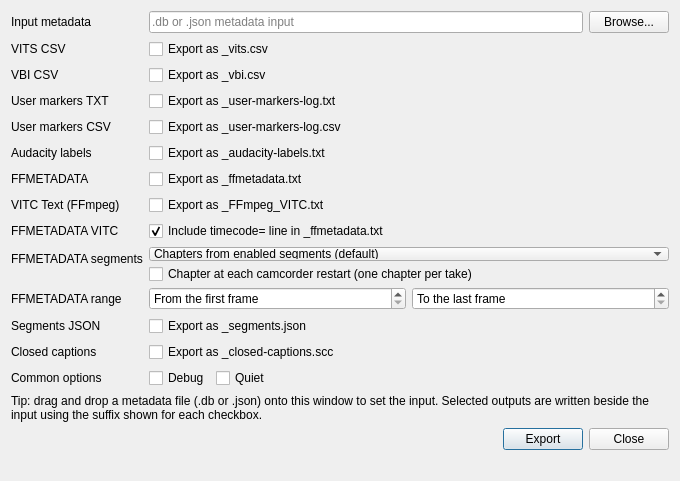
First picture: the form in src/tbc-export-metadata/metadataexportdialog.ui, repository GDH-Technologies/tbc-tools, before the edit.
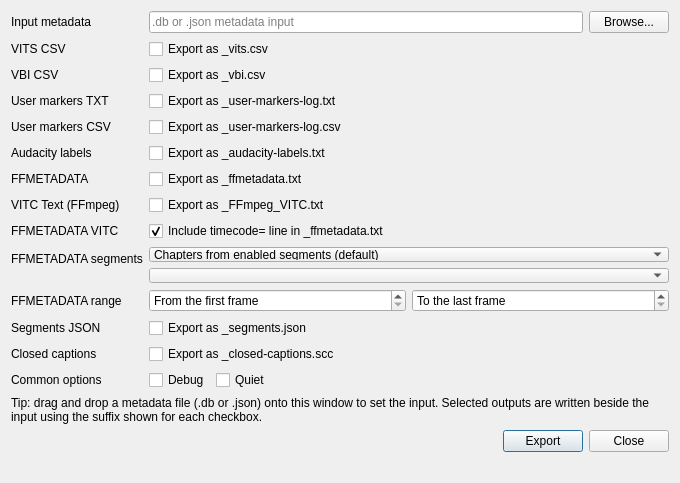
Second picture: the form after the edit.

```diff
--- a/src/tbc-export-metadata/metadataexportdialog.ui
+++ b/src/tbc-export-metadata/metadataexportdialog.ui
@@ -200,11 +200,7 @@
         </widget>
        </item>
        <item>
-        <widget class="QCheckBox" name="ffmetadataRestartChaptersCheckBox">
-         <property name="text">
-          <string>Chapter at each camcorder restart (one chapter per take)</string>
-         </property>
-        </widget>
+        <widget class="QComboBox" name="ffmetadataChaptersByComboBox"/>
        </item>
       </layout>
      </item>
```
